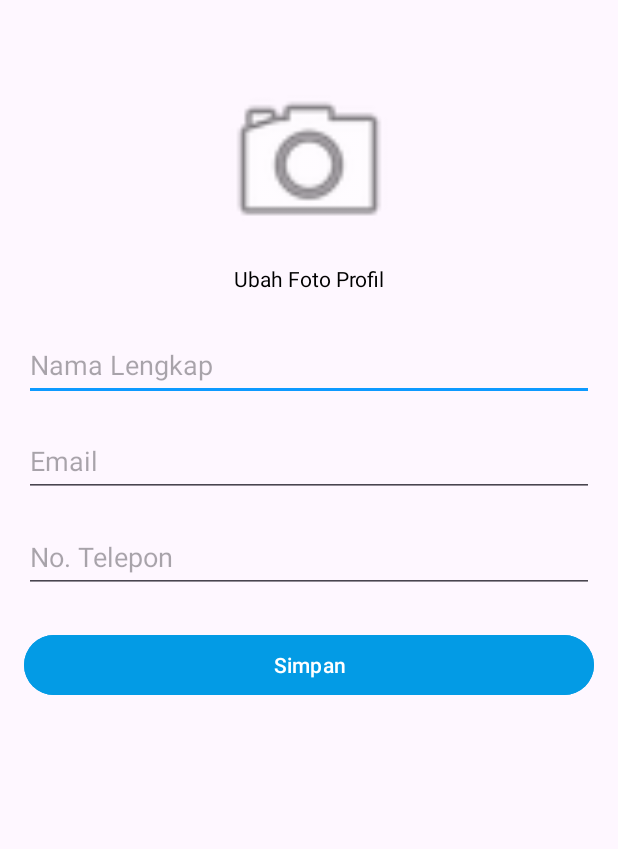
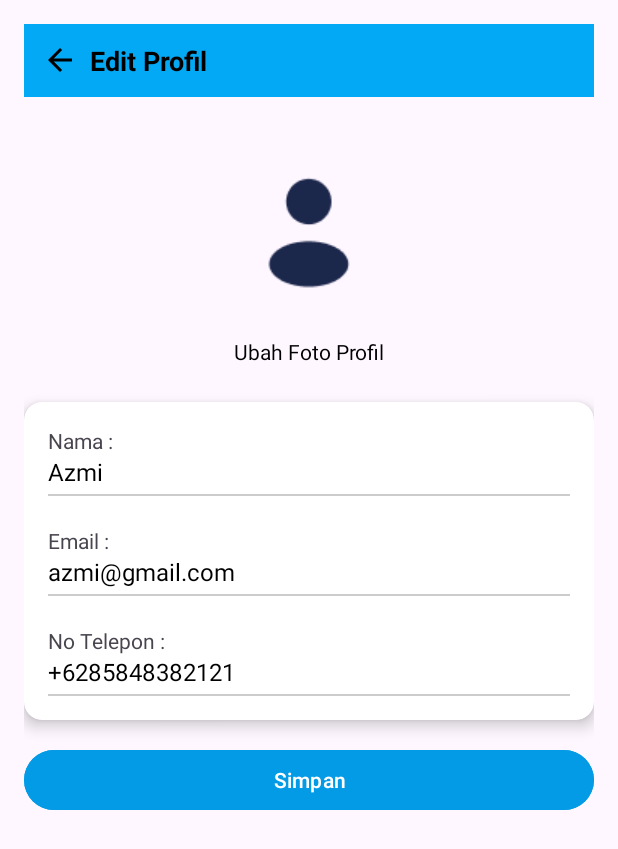
Before and after one commit to myrna12345/SmartFeed, an Android app: the EditProfilActivity screen opened directly, with no data from a screen before it, on a phone screen of 412 x 824 dp. Shown: the top 849 px of the screen. Run offline under Robolectric (Android 15) with nearby library versions, the phone set to English and light mode, and no system bars.

Commit message:
perbaikan halaman edit profil dan edit kata sandi

```diff
--- a/app/src/main/java/com/example/pakanotomatis/EditProfilActivity.java
+++ b/app/src/main/java/com/example/pakanotomatis/EditProfilActivity.java
@@ -4,8 +4,8 @@ import android.os.Bundle;
 import android.util.Log;
 import android.view.View;
 import android.widget.Button;
-import android.widget.EditText;
 import android.widget.ImageView;
+import android.widget.LinearLayout;
 import android.widget.TextView;
 import android.widget.Toast;
 
@@ -14,14 +14,14 @@ import androidx.appcompat.app.AppCompatActivity;
 public class EditProfilActivity extends AppCompatActivity {
 
     private ImageView profileImage;
-    private TextView textUbahFoto;
-    private EditText editName, editEmail, editPhone;
+    private TextView textUbahFoto, editName, editEmail, editPhone;
     private Button btnSave;
+    private LinearLayout backHeader; // Tambahkan ini
 
     @Override
     protected void onCreate(Bundle savedInstanceState) {
         super.onCreate(savedInstanceState);
-        setContentView(R.layout.activity_edit_profil); // pastikan nama XML-nya sesuai
+        setContentView(R.layout.activity_edit_profil); // Pastikan ini sesuai nama file XML
 
         profileImage = findViewById(R.id.profile_image);
         textUbahFoto = findViewById(R.id.text_ubah_foto);
@@ -29,11 +29,22 @@ public class EditProfilActivity extends AppCompatActivity {
         editEmail = findViewById(R.id.edit_email);
         editPhone = findViewById(R.id.edit_phone);
         btnSave = findViewById(R.id.btn_save);
+        backHeader = findViewById(R.id.back_header); // Inisialisasi back_header
 
+        // Klik panah kembali
+        backHeader.setOnClickListener(new View.OnClickListener() {
+            @Override
+            public void onClick(View v) {
+                finish(); // Menutup activity
+            }
+        });
+
+        // Klik ubah foto
         textUbahFoto.setOnClickListener(v -> {
             Toast.makeText(this, "Fitur ubah foto belum tersedia", Toast.LENGTH_SHORT).show();
         });
 
+        // Klik tombol simpan
         btnSave.setOnClickListener(new View.OnClickListener() {
             @Override
             public void onClick(View v) {
@@ -42,7 +53,7 @@ public class EditProfilActivity extends AppCompatActivity {
                 String telepon = editPhone.getText().toString().trim();
 
                 if (nama.isEmpty() || email.isEmpty() || telepon.isEmpty()) {
-                    Toast.makeText(EditProfilActivity.this, "Semua kolom wajib diisi", Toast.LENGTH_SHORT).show();
+                    Toast.makeText(EditProfilActivity.this, "Data tidak lengkap", Toast.LENGTH_SHORT).show();
                 } else {
                     Log.d("EditProfile", "Nama: " + nama + ", Email: " + email + ", Telepon: " + telepon);
                     Toast.makeText(EditProfilActivity.this, "Profil berhasil disimpan", Toast.LENGTH_SHORT).show();
--- a/app/src/main/res/layout/activity_edit_profil.xml
+++ b/app/src/main/res/layout/activity_edit_profil.xml
@@ -2,84 +2,180 @@
 <androidx.constraintlayout.widget.ConstraintLayout
     xmlns:android="http://schemas.android.com/apk/res/android"
     xmlns:app="http://schemas.android.com/apk/res-auto"
+    xmlns:tools="http://schemas.android.com/tools"
     android:layout_width="match_parent"
     android:layout_height="match_parent"
     android:padding="16dp">
 
+    <!-- Header -->
+    <androidx.constraintlayout.widget.ConstraintLayout
+        android:id="@+id/header_container"
+        android:layout_width="0dp"
+        android:layout_height="wrap_content"
+        android:background="#03A9F4"
+        android:padding="12dp"
+        app:layout_constraintTop_toTopOf="parent"
+        app:layout_constraintStart_toStartOf="parent"
+        app:layout_constraintEnd_toEndOf="parent">
+
+        <LinearLayout
+            android:id="@+id/back_header"
+            android:layout_width="wrap_content"
+            android:layout_height="wrap_content"
+            android:orientation="horizontal"
+            android:gravity="center_vertical"
+            android:clickable="true"
+            android:focusable="true"
+            tools:ignore="MissingConstraints">
+
+            <ImageView
+                android:id="@+id/ic_back"
+                android:layout_width="24dp"
+                android:layout_height="24dp"
+                android:src="@drawable/ic_back_arrow"
+                android:contentDescription="Kembali"
+                app:tint="@android:color/black" />
+
+            <TextView
+                android:id="@+id/page_title"
+                android:layout_width="wrap_content"
+                android:layout_height="wrap_content"
+                android:text="Edit Profil"
+                android:textSize="18sp"
+                android:textStyle="bold"
+                android:textColor="@android:color/black"
+                android:layout_marginStart="8dp" />
+        </LinearLayout>
+    </androidx.constraintlayout.widget.ConstraintLayout>
+
+    <!-- Foto Profil -->
     <ImageView
         android:id="@+id/profile_image"
         android:layout_width="120dp"
         android:layout_height="120dp"
-        android:src="@android:drawable/ic_menu_camera"
-        app:layout_constraintTop_toTopOf="parent"
+        android:src="@drawable/ic_user_default"
+        android:layout_marginTop="32dp"
+        app:layout_constraintTop_toBottomOf="@id/header_container"
         app:layout_constraintStart_toStartOf="parent"
         app:layout_constraintEnd_toEndOf="parent"
-        android:layout_marginTop="32dp" />
+        android:scaleType="centerInside" />
 
+    <!-- Teks Ubah Foto -->
     <TextView
         android:id="@+id/text_ubah_foto"
         android:layout_width="wrap_content"
         android:layout_height="wrap_content"
-        android:text="@string/ubah_foto_profil"
+        android:text="Ubah Foto Profil"
         android:textColor="#000000"
+        android:textSize="14sp"
+        android:layout_marginTop="8dp"
         app:layout_constraintTop_toBottomOf="@id/profile_image"
         app:layout_constraintStart_toStartOf="parent"
-        app:layout_constraintEnd_toEndOf="parent"
-        android:layout_marginTop="8dp" />
+        app:layout_constraintEnd_toEndOf="parent" />
+
+    <!-- Card Berisi Data -->
+    <androidx.cardview.widget.CardView
+        android:id="@+id/card_info"
+        android:layout_width="0dp"
+        android:layout_height="wrap_content"
+        android:layout_marginTop="24dp"
+        app:cardCornerRadius="12dp"
+        app:cardElevation="6dp"
+        app:layout_constraintTop_toBottomOf="@id/text_ubah_foto"
+        app:layout_constraintStart_toStartOf="parent"
+        app:layout_constraintEnd_toEndOf="parent">
+
+        <LinearLayout
+            android:layout_width="match_parent"
+            android:layout_height="wrap_content"
+            android:orientation="vertical"
+            android:padding="16dp">
+
+            <!-- Nama -->
+            <TextView
+                android:layout_width="wrap_content"
+                android:layout_height="wrap_content"
+                android:text="Nama :" />
 
             <EditText
                 android:id="@+id/edit_name"
-        android:layout_width="0dp"
+                android:layout_width="match_parent"
                 android:layout_height="wrap_content"
-        android:minHeight="48dp"
-        android:hint="@string/hint_nama"
+                android:text="Azmi"
+                android:textColor="#000000"
+                android:textSize="16sp"
+                android:backgroundTint="#CCCCCC"
+                android:paddingBottom="4dp"
                 android:inputType="textPersonName"
-        android:autofillHints="name"
-        android:textColor="#000000"
-        app:layout_constraintTop_toBottomOf="@id/text_ubah_foto"
-        app:layout_constraintStart_toStartOf="parent"
-        app:layout_constraintEnd_toEndOf="parent"
-        android:layout_marginTop="24dp" />
+                android:background="@null" />
+
+            <View
+                android:layout_width="match_parent"
+                android:layout_height="1dp"
+                android:background="#CCCCCC"
+                android:layout_marginBottom="8dp" />
+
+            <!-- Email -->
+            <TextView
+                android:layout_width="wrap_content"
+                android:layout_height="wrap_content"
+                android:text="Email :"
+                android:layout_marginTop="12dp" />
 
             <EditText
                 android:id="@+id/edit_email"
-        android:layout_width="0dp"
+                android:layout_width="match_parent"
                 android:layout_height="wrap_content"
-        android:minHeight="48dp"
-        android:hint="@string/hint_email"
+                android:text="azmi@gmail.com"
+                android:textColor="#000000"
+                android:textSize="16sp"
+                android:paddingBottom="4dp"
                 android:inputType="textEmailAddress"
-        android:autofillHints="emailAddress"
-        android:textColor="#000000"
-        app:layout_constraintTop_toBottomOf="@id/edit_name"
-        app:layout_constraintStart_toStartOf="parent"
-        app:layout_constraintEnd_toEndOf="parent"
-        android:layout_marginTop="16dp" />
+                android:background="@null" />
+
+            <View
+                android:layout_width="match_parent"
+                android:layout_height="1dp"
+                android:background="#CCCCCC"
+                android:layout_marginBottom="8dp" />
+
+            <!-- No Telepon -->
+            <TextView
+                android:layout_width="wrap_content"
+                android:layout_height="wrap_content"
+                android:text="No Telepon :"
+                android:layout_marginTop="12dp" />
 
             <EditText
                 android:id="@+id/edit_phone"
-        android:layout_width="0dp"
+                android:layout_width="match_parent"
                 android:layout_height="wrap_content"
-        android:minHeight="48dp"
-        android:hint="@string/hint_no_telepon"
+                android:text="+6285848382121"
+                android:textColor="#000000"
+                android:textSize="16sp"
+                android:paddingBottom="4dp"
                 android:inputType="phone"
-        android:autofillHints="phone"
-        android:textColor="#000000"
-        app:layout_constraintTop_toBottomOf="@id/edit_email"
-        app:layout_constraintStart_toStartOf="parent"
-        app:layout_constraintEnd_toEndOf="parent"
-        android:layout_marginTop="16dp" />
+                android:background="@null" />
 
+            <View
+                android:layout_width="match_parent"
+                android:layout_height="1dp"
+                android:background="#CCCCCC" />
+        </LinearLayout>
+    </androidx.cardview.widget.CardView>
+
+    <!-- Tombol Simpan -->
     <Button
         android:id="@+id/btn_save"
         android:layout_width="0dp"
         android:layout_height="wrap_content"
         android:minHeight="48dp"
-        android:text="@string/tombol_simpan"
+        android:text="Simpan"
         android:backgroundTint="#039BE5"
         android:textColor="#FFFFFF"
-        app:layout_constraintTop_toBottomOf="@id/edit_phone"
+        android:layout_marginTop="16dp"
+        app:layout_constraintTop_toBottomOf="@id/card_info"
         app:layout_constraintStart_toStartOf="parent"
-        app:layout_constraintEnd_toEndOf="parent"
-        android:layout_marginTop="24dp" />
+        app:layout_constraintEnd_toEndOf="parent" />
 
 </androidx.constraintlayout.widget.ConstraintLayout>
--- a/app/src/main/res/layout/activity_lihat_profil.xml
+++ b/app/src/main/res/layout/activity_lihat_profil.xml
@@ -29,7 +29,7 @@
             android:layout_height="wrap_content"
             android:text="Lihat Profil"
             android:textSize="18sp"
-            android:textColor="#FFFFFF"
+            android:textColor="#000000"
             android:textStyle="bold" />
     </LinearLayout>
 
```
Also changed, not shown: app/src/main/AndroidManifest.xml (+14 -4 lines), app/src/main/java/com/example/pakanotomatis/EditKataSandiActivity.java (added, +73 -0 lines), app/src/main/java/com/example/pakanotomatis/LihatprofilActivity.java (+20 -28 lines), app/src/main/res/layout/activity_edit_kata_sandi.xml (added, +165 -0 lines), app/src/main/res/values/strings.xml (+10 -0 lines). Lines whose indentation alone changed are shown as unchanged.
